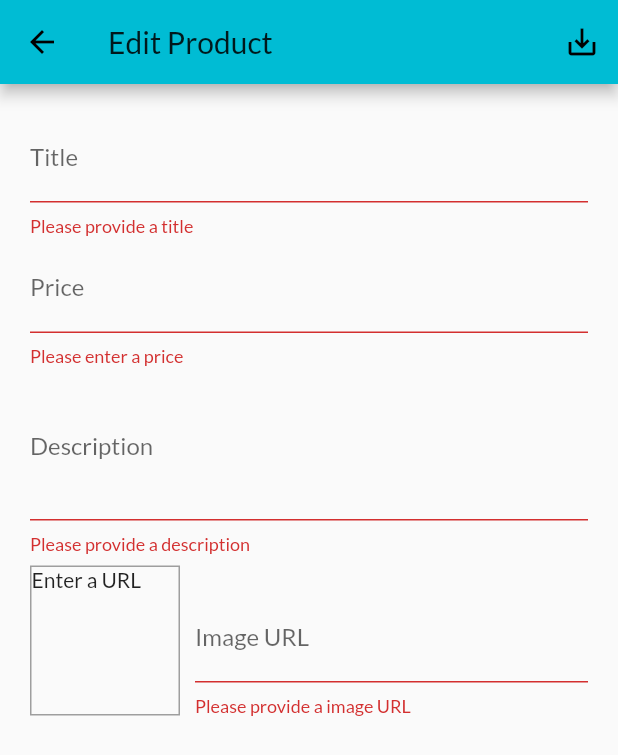
After one commit to CodeUtkarsh/shop_app, a Flutter app: the EditProductScreen screen opened by its route, after a tap on the "save alt" icon, on a phone screen of 412 x 824 dp. The commit adds this screen. Shown: the top 755 px of the screen. Run offline on Flutter 3.47's test engine with Material 2 defaults, Android fonts, the phone set to English and light mode, and no system bars; network calls fail.

Commit message:
User Inputs and Validation

```diff
--- a/lib/providers/products.dart
+++ b/lib/providers/products.dart
@@ -69,10 +69,31 @@ class Products with ChangeNotifier {
   //   notifyListeners();
   // }
 
-  void addProduct() {
+  void addProduct(Product product) {
+    final newProduct = Product(
+      id: DateTime.now().toString(),
+      title: product.title,
+      description: product.description,
+      price: product.price,
+      imageUrl: product.imageUrl,
+    );
+    _items.add(newProduct);
     //_items.add(value);
     //To let all the interested widgets know that there is a change we add
     notifyListeners();
     //The widgets that are listening will get rebuilt
   }
+
+  void updateProduct(String id, Product editedProduct) {
+    final prodIndex = _items.indexWhere((prod) => prod.id == id);
+    if (prodIndex >= 0) {
+      _items[prodIndex] = editedProduct;
+      notifyListeners();
+    }
+  }
+
+  void deleteProduct(String id) {
+    _items.removeWhere((prod) => prod.id == id);
+    notifyListeners();
+  }
 }
--- /dev/null
+++ b/lib/screens/edit_product_screen.dart
@@ -0,0 +1,277 @@
+import 'package:flutter/material.dart';
+import 'package:provider/provider.dart';
+
+import '../providers/products.dart';
+import '../providers/product.dart';
+
+class EditProductScreen extends StatefulWidget {
+  static const routeName = '/edit-product';
+  @override
+  _EditProductScreenState createState() => _EditProductScreenState();
+}
+
+class _EditProductScreenState extends State<EditProductScreen> {
+  final _priceFocusNode = FocusNode();
+  final _descriptionFocusNode = FocusNode();
+  final _imageUrlController = TextEditingController();
+  final _imageUrlFocusNode = FocusNode();
+  final _form = GlobalKey<FormState>();
+  var _editedProduct = Product(
+    id: null,
+    title: '',
+    description: '',
+    price: 0,
+    imageUrl: '',
+  );
+
+  var _initValues = {
+    'title': '',
+    'description': '',
+    'price': '',
+    'imageUrl': '',
+  };
+  var _isInit = true;
+
+  @override
+  void initState() {
+    _imageUrlFocusNode.addListener(_updateImageUrl);
+
+    super.initState();
+  }
+
+  @override
+  void didChangeDependencies() {
+    if (_isInit) {
+      final productId = ModalRoute.of(context).settings.arguments as String;
+      if (productId != null) {
+        _editedProduct =
+            Provider.of<Products>(context, listen: false).findById(productId);
+        _initValues = {
+          'title': _editedProduct.title,
+          //'imageUrl': _editedProduct.imageUrl,
+          'price': _editedProduct.price.toString(),
+          'description': _editedProduct.description,
+          'imageUrl': ''
+        };
+        _imageUrlController.text = _editedProduct.imageUrl;
+      }
+    }
+    _isInit = false;
+    super.didChangeDependencies();
+  }
+
+  @override
+  void dispose() {
+    _imageUrlFocusNode.removeListener(_updateImageUrl);
+    _priceFocusNode.dispose();
+    _descriptionFocusNode.dispose();
+    _imageUrlController.dispose();
+    _imageUrlFocusNode.dispose();
+
+    super.dispose();
+  }
+
+  void _updateImageUrl() {
+    if (!_imageUrlFocusNode.hasFocus) {
+      setState(() {});
+    }
+  }
+
+  void _saveForm() {
+    final isValid = _form.currentState.validate();
+    //Only returns true if all validators true
+    if (!isValid) {
+      return;
+    }
+    _form.currentState.save();
+    if (_editedProduct.id != null) {
+      Provider.of<Products>(context, listen: false).updateProduct(_editedProduct.id,_editedProduct);
+    } else {
+      Provider.of<Products>(context, listen: false).addProduct(_editedProduct);
+    }
+    Navigator.of(context).pop();
+  }
+
+  @override
+  Widget build(BuildContext context) {
+    return Scaffold(
+      appBar: AppBar(
+        title: Text('Edit Product'),
+        actions: [
+          IconButton(
+            icon: Icon(Icons.save_alt_outlined),
+            onPressed: _saveForm,
+          ),
+        ],
+      ),
+      body: Padding(
+        padding: const EdgeInsets.all(20),
+        child: Form(
+          key: _form,
+          child: ListView(
+            children: <Widget>[
+              TextFormField(
+                initialValue: _initValues['title'],
+                decoration: InputDecoration(
+                  labelText: 'Title',
+                ),
+                textInputAction: TextInputAction.next,
+                onFieldSubmitted: (_) {
+                  FocusScope.of(context).requestFocus(_priceFocusNode);
+                },
+                validator: (value) {
+                  if (value.isEmpty) {
+                    return 'Please provide a title'; // configure decoration in Input decoration
+                  }
+                  return null; //This means there is no error
+                },
+                onSaved: (value) {
+                  _editedProduct = Product(
+                    id: _editedProduct.id,
+                    title: value,
+                    description: _editedProduct.description,
+                    price: _editedProduct.price,
+                    imageUrl: _editedProduct.imageUrl,
+                    isFavourite: _editedProduct.isFavourite,
+                  );
+                }, //whenever that next button in bottom right corner is pressed
+                //this listens
+              ),
+              SizedBox(
+                height: 6,
+              ),
+              TextFormField(
+                initialValue: _initValues['price'],
+                decoration: InputDecoration(
+                  labelText: 'Price',
+                ),
+                textInputAction: TextInputAction.next,
+                keyboardType: TextInputType.number,
+                focusNode: _priceFocusNode,
+
+                onFieldSubmitted: (_) {
+                  FocusScope.of(context).requestFocus(_descriptionFocusNode);
+                },
+                validator: (value) {
+                  if (value.isEmpty) {
+                    return 'Please enter a price';
+                  }
+                  if (double.tryParse(value) == null) {
+                    return 'Enter a valid price';
+                  }
+                  if (double.parse(value) < 0) {
+                    return 'Enter a price > or = 0';
+                  }
+                  return null;
+                },
+                onSaved: (value) {
+                  _editedProduct = Product(
+                    id: _editedProduct.id,
+                    title: _editedProduct.title,
+                    description: _editedProduct.description,
+                    price: double.parse(value),
+                    imageUrl: _editedProduct.imageUrl,
+                    isFavourite: _editedProduct.isFavourite,
+                  );
+                },
+
+                //this connects it to the first input
+              ),
+              SizedBox(
+                height: 6,
+              ),
+              TextFormField(
+                initialValue: _initValues['description'],
+                decoration: InputDecoration(
+                  labelText: 'Description',
+                ),
+                maxLines: 3,
+                keyboardType: TextInputType.multiline,
+                focusNode: _descriptionFocusNode,
+                onSaved: (value) {
+                  _editedProduct = Product(
+                    id: _editedProduct.id,
+                    title: _editedProduct.title,
+                    description: value,
+                    price: _editedProduct.price,
+                    imageUrl: _editedProduct.imageUrl,
+                    isFavourite: _editedProduct.isFavourite,
+                  );
+                },
+                validator: (value) {
+                  if (value.isEmpty) {
+                    return 'Please provide a description'; // configure decoration in Input decoration
+                  }
+                  return null; //This means there is no error
+                },
+                //whenever that next button in bottom right corner is pressed
+                //this listens
+              ),
+              Row(
+                crossAxisAlignment: CrossAxisAlignment.end,
+                children: <Widget>[
+                  Container(
+                    width: 100,
+                    height: 100,
+                    margin: EdgeInsets.only(
+                      top: 8,
+                      right: 10,
+                    ),
+                    decoration: BoxDecoration(
+                      border: Border.all(
+                        width: 1,
+                        color: Colors.grey,
+                      ),
+                    ),
+                    child: _imageUrlController.text.isEmpty
+                        ? Text('Enter a URL')
+                        : FittedBox(
+                            child: Image.network(
+                              _imageUrlController.text,
+                              fit: BoxFit.cover,
+                            ),
+                          ),
+                  ),
+                  Expanded(
+                    child: TextFormField(
+                      decoration: InputDecoration(
+                        labelText: 'Image URL',
+                      ),
+                      keyboardType: TextInputType.url,
+                      textInputAction: TextInputAction.done,
+                      controller: _imageUrlController,
+                      focusNode: _imageUrlFocusNode,
+                      onFieldSubmitted: (_) {
+                        _saveForm();
+                      },
+                      validator: (value) {
+                        if (value.isEmpty) {
+                          return 'Please provide a image URL'; // configure decoration in Input decoration
+                        }
+                        if (!(value.startsWith('http') ||
+                            value.startsWith('https'))) {
+                          return 'Please Enter a valid URL';
+                        }
+                        return null; //This means there is no error
+                      },
+                      onSaved: (value) {
+                        _editedProduct = Product(
+                          id: _editedProduct.id,
+                          title: _editedProduct.title,
+                          description: _editedProduct.description,
+                          price: _editedProduct.price,
+                          imageUrl: value,
+                          isFavourite: _editedProduct.isFavourite,
+                        );
+                      },
+                    ),
+                  ),
+                ],
+              ),
+            ],
+          ),
+        ),
+      ),
+    );
+  }
+}
--- a/lib/widgets/app_drawer.dart
+++ b/lib/widgets/app_drawer.dart
@@ -1,5 +1,6 @@
 import 'package:flutter/material.dart';
 
+import '../screens/user_products_screen.dart';
 import '../screens/orders_screen.dart';
 
 class AppDrawer extends StatelessWidget {
@@ -27,6 +28,14 @@ class AppDrawer extends StatelessWidget {
                 Navigator.of(context)
                     .pushReplacementNamed(OrdersScreen.routeName);
               }),
+          Divider(),
+          ListTile(
+              leading: Icon(Icons.edit),
+              title: Text('Manage Products'),
+              onTap: () {
+                Navigator.of(context)
+                    .pushReplacementNamed(UserProductsScreen.routeName);
+              }),
         ],
       ),
     );
```
Also changed, not shown: lib/main.dart (+6 -2 lines), lib/providers/cart.dart (+19 -0 lines), lib/screens/user_products_screen.dart (added, +45 -0 lines), lib/widgets/cart_item.dart (+24 -1 lines), lib/widgets/product_item.dart (+15 -0 lines), lib/widgets/user_product_item.dart (added, +47 -0 lines).
